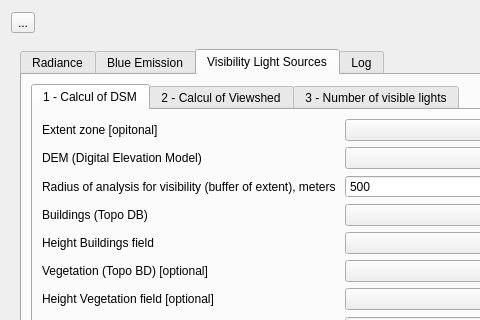
Old version of the form Interface_dialog_base.ui in the repository MathieuChailloux/LightPollutionToolbox; both pictures show x 0 to 480 and y 0 to 320 of the 856 by 631 pixel window.
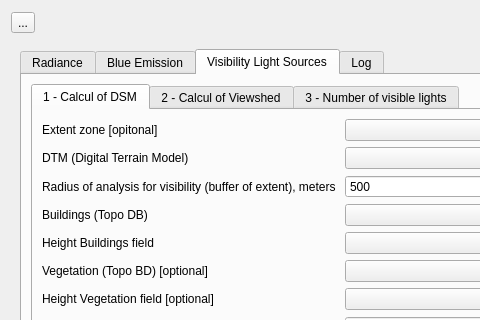
New version of the form. The open tabs and pages were chosen to show the change. Icons and pictures are not drawn. Custom widgets are drawn as their Qt base class.

```diff
--- a/Interface_dialog_base.ui
+++ b/Interface_dialog_base.ui
@@ -818,7 +818,7 @@
               <item row="1" column="0">
                <widget class="QLabel" name="label_15">
                 <property name="text">
-                 <string>DEM (Digital Elevation Model)</string>
+                 <string>DTM (Digital Terrain Model)</string>
                 </property>
                </widget>
               </item>
```
